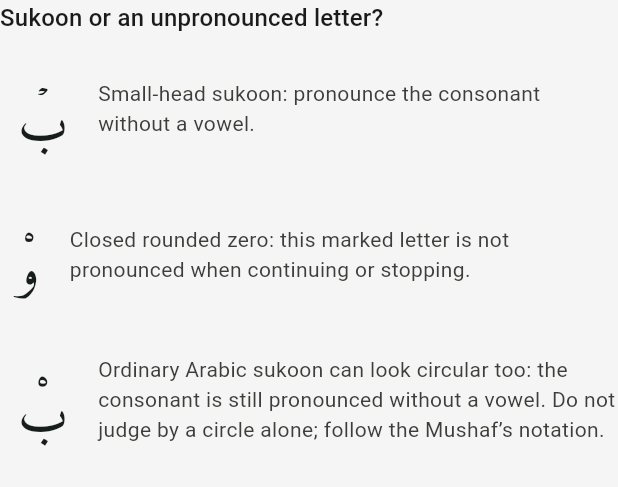
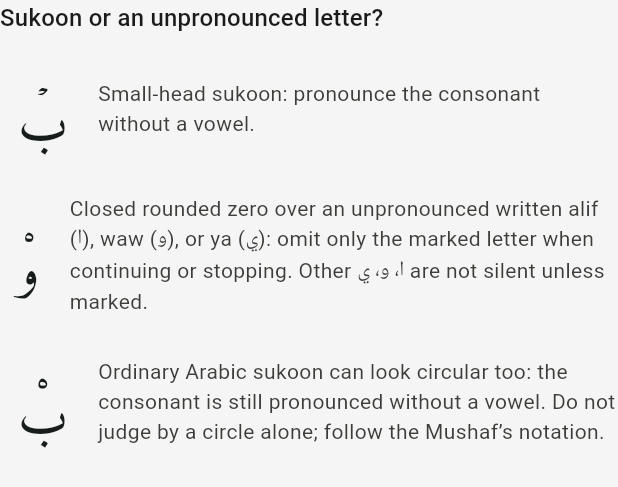
Before and after one commit to ahmed-ebaid/tajweed_app, a Flutter app: the SukoonComparison widget shown alone on an empty page, opened directly with empty values, on a phone screen of 412 x 824 dp. Shown: the top 487 px of the screen. Run offline on Flutter 3.47's test engine with Material 3 defaults, Android fonts, the phone set to English and light mode, and no system bars; our stand-ins replace connectivity_plus, dio, google_fonts, hive_flutter, just_audio, share_plus and 1 more; missing offline and left inert: app_attest; accounts and stored records are empty; network calls fail.

Commit message:
Clarify rounded-zero letter scope and submit build 97
Co-authored-by: Copilot App <223556219+Copilot@users.noreply.github.com>

```diff
--- a/lib/features/rules/rules_repository.dart
+++ b/lib/features/rules/rules_repository.dart
@@ -918,21 +918,21 @@ class RulesRepository {
       },
       descriptions: {
         'en':
-            'An extra letter in the Uthmani script that is written but not pronounced, often marked with the rounded zero (۟). In the Madani Mushaf, the closed rounded zero marks a letter omitted in both continuous reading and stopping; the small-head sukoon (ۡ) marks a consonant without a vowel. Ordinary Arabic sukoon can also be circular, as in بْ, but does not mean the letter is silent. Follow the Mushaf’s notation, not a circle’s appearance alone.',
+            'An extra letter in the Uthmani script that is written but not pronounced, often marked with the rounded zero (۟). In the Madani Mushaf, the closed rounded zero marks a letter omitted in both continuous reading and stopping; the small-head sukoon (ۡ) marks a consonant without a vowel. The rounded zero is used here over an unpronounced written alif (ا), waw (و), or ya (ي); it does not make every ا، و، ي silent—only the letter carrying the mark is omitted. Ordinary Arabic sukoon can also be circular, as in بْ, but does not mean the letter is silent. Follow the Mushaf’s notation, not a circle’s appearance alone.',
         'ar':
-            'حرف زائد يُكتب في رسم المصحف ولا يُنطق، وتدل عليه غالبًا علامة الصفر المستدير فوقه (۟). في ضبط المصحف المدني، يدل الصفر المستدير المغلق على حرف لا يُنطق وصلًا ولا وقفًا، أما السكون برأس حاء صغيرة (ۡ) فيدل على حرف بلا حركة. وقد يُرسم السكون في الكتابة العربية المعتادة دائرة مثل بْ، ولا يعني ذلك أن الحرف لا يُنطق. اتبع اصطلاح ضبط المصحف، لا شكل الدائرة وحده.',
+            'حرف زائد يُكتب في رسم المصحف ولا يُنطق، وتدل عليه غالبًا علامة الصفر المستدير فوقه (۟). في ضبط المصحف المدني، يدل الصفر المستدير المغلق على حرف لا يُنطق وصلًا ولا وقفًا؛ ويكون هنا فوق ألف (ا) أو واو (و) أو ياء (ي) زائدة في الرسم غير منطوقة. وليس معنى ذلك أن كل ألف أو واو أو ياء لا تُنطق؛ وإنما لا يُنطق الحرف الذي فوقه العلامة. أما السكون برأس حاء صغيرة (ۡ) فيدل على حرف بلا حركة. وقد يُرسم السكون في الكتابة العربية المعتادة دائرة مثل بْ، ولا يعني ذلك أن الحرف لا يُنطق. اتبع اصطلاح ضبط المصحف، لا شكل الدائرة وحده.',
         'ur':
-            'رسمِ عثمانی میں زائد لکھا جانے والا مگر تلاوت میں نہ پڑھا جانے والا حرف، جس پر عموماً صفرِ مستدیر (۟) ہوتا ہے۔ مدنی مصحف میں بند گول صفر والا حرف وصل اور وقف دونوں میں نہیں پڑھا جاتا؛ چھوٹے سرِ حاء والا سکون (ۡ) حرف پر حرکت نہ ہونے کی علامت ہے۔ عام عربی سکون بْ کی طرح گول بھی ہو سکتا ہے، مگر اس کا مطلب حرف کو چھوڑنا نہیں۔ مصحف کے ضبط کو دیکھیں، صرف دائرے کو نہیں۔',
+            'رسمِ عثمانی میں زائد لکھا جانے والا مگر تلاوت میں نہ پڑھا جانے والا حرف، جس پر عموماً صفرِ مستدیر (۟) ہوتا ہے۔ مدنی مصحف میں یہ بند گول صفر غیر ملفوظ زائد الف (ا)، واو (و)، یا یا (ي) پر آتا ہے؛ اس کا مطلب یہ نہیں کہ ہر الف، واو یا یا خاموش ہے—صرف نشان والا حرف نہیں پڑھا جاتا، وصل اور وقف دونوں میں۔ چھوٹے سرِ حاء والا سکون (ۡ) حرف پر حرکت نہ ہونے کی علامت ہے۔ عام عربی سکون بْ کی طرح گول بھی ہو سکتا ہے، مگر اس کا مطلب حرف کو چھوڑنا نہیں۔ مصحف کے ضبط کو دیکھیں، صرف دائرے کو نہیں۔',
         'tr':
-            'Uthmani yazımda yazıldığı hâlde okunmayan ek harf; çoğunlukla üzerindeki yuvarlak sıfır (۟) ile gösterilir. Medine Mushafında kapalı yuvarlak sıfır, vasılda ve vakıfta okunmayan harfi; küçük hâ başı biçimindeki sükûn (ۡ) ise harekesiz ünsüzü belirtir. Normal Arapça sükûn da بْ gibi dairesel olabilir, ancak harfin okunmadığı anlamına gelmez. Yalnız daireye değil, Mushafın işaretleme düzenine bakın.',
+            'Uthmani yazımda yazıldığı hâlde okunmayan ek harf; çoğunlukla üzerindeki yuvarlak sıfır (۟) ile gösterilir. Medine Mushafında bu işaret, okunmayan yazılı elif (ا), vav (و) veya ya (ي) üzerinde kullanılır; her ا، و، ي harfinin okunmadığı anlamına gelmez, yalnızca işaretli harf okunmaz. Kapalı yuvarlak sıfır vasılda ve vakıfta okunmayan harfi; küçük hâ başı biçimindeki sükûn (ۡ) ise harekesiz ünsüzü belirtir. Normal Arapça sükûn da بْ gibi dairesel olabilir, ancak harfin okunmadığı anlamına gelmez. Yalnız daireye değil, Mushafın işaretleme düzenine bakın.',
         'fr':
-            'Lettre ajoutée au rasm uthmani, écrite mais non prononcée, souvent marquée par un petit zéro rond (۟). Dans le Mushaf de Médine, le zéro rond fermé indique une lettre omise en continuant comme à l’arrêt ; le soukoun en petite tête de hâ (ۡ) indique une consonne sans voyelle. Le soukoun arabe ordinaire peut aussi être circulaire, comme dans بْ, sans rendre la lettre muette. Suivez la notation du Mushaf, pas le cercle seul.',
+            'Lettre ajoutée au rasm uthmani, écrite mais non prononcée, souvent marquée par un petit zéro rond (۟). Dans le Mushaf de Médine, ce signe apparaît sur un alif (ا), un waw (و) ou un ya (ي) écrit mais non prononcé ; il ne rend pas muettes toutes ces lettres, seulement celle qui porte le signe. Le zéro rond fermé indique une lettre omise en continuant comme à l’arrêt ; le soukoun en petite tête de hâ (ۡ) indique une consonne sans voyelle. Le soukoun arabe ordinaire peut aussi être circulaire, comme dans بْ, sans rendre la lettre muette. Suivez la notation du Mushaf, pas le cercle seul.',
         'id':
-            'Huruf tambahan dalam rasm Utsmani yang ditulis tetapi tidak dibaca, biasanya ditandai sifr mustadir (۟). Dalam Mushaf Madinah, nol bulat tertutup menandai huruf yang tidak dibaca saat wasal maupun waqaf; sukun berbentuk kepala ha kecil (ۡ) menandai konsonan tanpa vokal. Sukun Arab biasa juga bisa berbentuk lingkaran seperti بْ, tetapi bukan berarti hurufnya tidak dibaca. Ikuti tanda baca Mushaf, bukan lingkarannya saja.',
+            'Huruf tambahan dalam rasm Utsmani yang ditulis tetapi tidak dibaca, biasanya ditandai sifr mustadir (۟). Dalam Mushaf Madinah, tanda ini terdapat pada alif (ا), wau (و), atau ya (ي) tertulis yang tidak dibaca; bukan berarti semua ا، و، ي tidak dibaca—hanya huruf yang bertanda. Nol bulat tertutup menandai huruf yang tidak dibaca saat wasal maupun waqaf; sukun berbentuk kepala ha kecil (ۡ) menandai konsonan tanpa vokal. Sukun Arab biasa juga bisa berbentuk lingkaran seperti بْ, tetapi bukan berarti hurufnya tidak dibaca. Ikuti tanda baca Mushaf, bukan lingkarannya saja.',
         'de':
-            'Ein zusätzlicher Buchstabe im uthmanischen Schriftbild, der geschrieben, aber nicht gesprochen wird und oft mit dem runden Nullzeichen (۟) markiert ist. Im Medina-Mushaf kennzeichnet die geschlossene runde Null einen beim Weiterlesen wie beim Anhalten ausgelassenen Buchstaben; das Sukun in Form eines kleinen Ha-Kopfes (ۡ) einen Konsonanten ohne Vokal. Gewöhnliches arabisches Sukun kann wie in بْ ebenfalls kreisförmig sein, ohne den Buchstaben stumm zu machen. Die Zeichenkonvention des Mushaf beachten, nicht nur den Kreis.',
+            'Ein zusätzlicher Buchstabe im uthmanischen Schriftbild, der geschrieben, aber nicht gesprochen wird und oft mit dem runden Nullzeichen (۟) markiert ist. Im Medina-Mushaf steht dieses Zeichen über einem ungesprochenen geschriebenen Alif (ا), Waw (و) oder Ya (ي); es macht nicht alle ا، و، ي stumm, sondern nur den markierten Buchstaben. Die geschlossene runde Null kennzeichnet einen beim Weiterlesen wie beim Anhalten ausgelassenen Buchstaben; das Sukun in Form eines kleinen Ha-Kopfes (ۡ) einen Konsonanten ohne Vokal. Gewöhnliches arabisches Sukun kann wie in بْ ebenfalls kreisförmig sein, ohne den Buchstaben stumm zu machen. Die Zeichenkonvention des Mushaf beachten, nicht nur den Kreis.',
         'es':
-            'Una letra adicional del rasm uthmani que se escribe pero no se pronuncia, normalmente marcada con el cero redondo (۟). En el Mushaf de Medina, el cero redondo cerrado indica una letra omitida al continuar y al detenerse; el sukún con pequeña cabeza de ha (ۡ) indica una consonante sin vocal. El sukún árabe habitual también puede ser circular, como en بْ, sin que la letra sea muda. Siga la notación del Mushaf, no solo el círculo.',
+            'Una letra adicional del rasm uthmani que se escribe pero no se pronuncia, normalmente marcada con el cero redondo (۟). En el Mushaf de Medina, este signo aparece sobre un alif (ا), waw (و) o ya (ي) escrito que no se pronuncia; no vuelve mudas todas las ا، و، ي, solo la letra marcada. El cero redondo cerrado indica una letra omitida al continuar y al detenerse; el sukún con pequeña cabeza de ha (ۡ) indica una consonante sin vocal. El sukún árabe habitual también puede ser circular, como en بْ, sin que la letra sea muda. Siga la notación del Mushaf, no solo el círculo.',
       },
       exampleArabic: ['أُو۟لَـٰٓئِكَ', 'كَفَرُوا۟'],
       triggerLetters: [],
--- a/lib/features/rules/widgets/sukoon_comparison.dart
+++ b/lib/features/rules/widgets/sukoon_comparison.dart
@@ -11,49 +11,49 @@ class SukoonComparison extends StatelessWidget {
     'en': [
       'Sukoon or an unpronounced letter?',
       'Small-head sukoon: pronounce the consonant without a vowel.',
-      'Closed rounded zero: this marked letter is not pronounced when continuing or stopping.',
+      'Closed rounded zero over an unpronounced written alif (ا), waw (و), or ya (ي): omit only the marked letter when continuing or stopping. Other ا، و، ي are not silent unless marked.',
       'Ordinary Arabic sukoon can look circular too: the consonant is still pronounced without a vowel. Do not judge by a circle alone; follow the Mushaf’s notation.',
     ],
     'ar': [
       'سكون أم حرف لا يُنطق؟',
       'سكون برأس حاء صغيرة: يُنطق الحرف بلا حركة.',
-      'صفر مستدير مغلق: الحرف الذي يحمل هذه العلامة لا يُنطق وصلًا ولا وقفًا.',
+      'صفر مستدير مغلق فوق ألف (ا) أو واو (و) أو ياء (ي) زائدة غير منطوقة: لا يُنطق إلا الحرف الذي يحمل العلامة وصلًا ولا وقفًا. ولا تسكت سائر حروف ا، و، ي.',
       'قد يُرسم السكون في الكتابة العربية المعتادة دائرة أيضًا، لكن الحرف يُنطق بلا حركة. لا تحكم من شكل الدائرة وحده؛ اتبع اصطلاح ضبط المصحف.',
     ],
     'ur': [
       'سکون یا غیر ملفوظ حرف؟',
       'چھوٹے سرِ حاء والا سکون: حرف کو حرکت کے بغیر ادا کریں۔',
-      'بند گول صفر: اس نشان والا حرف وصل اور وقف دونوں میں نہیں پڑھا جاتا۔',
+      'بند گول صفر زائد اور غیر ملفوظ الف (ا)، واو (و)، یا یا (ي) پر: وصل اور وقف دونوں میں صرف نشان والا حرف نہیں پڑھا جاتا۔ باقی ا، و، ي خاموش نہیں ہوتے۔',
       'عام عربی سکون بھی گول دکھائی دے سکتا ہے، مگر حرف حرکت کے بغیر پڑھا جاتا ہے۔ صرف دائرہ دیکھ کر فیصلہ نہ کریں؛ مصحف کے ضبط کو دیکھیں۔',
     ],
     'tr': [
       'Sükûn mu, okunmayan harf mi?',
       'Küçük hâ başı biçimindeki sükûn: ünsüzü harekesiz okuyun.',
-      'Kapalı yuvarlak sıfır: işaretli harf vasılda da vakıfta da okunmaz.',
+      'Yazıda bulunan ancak okunmayan elif (ا), vav (و) veya ya (ي) üzerindeki kapalı yuvarlak sıfır: vasılda ve vakıfta yalnızca işaretli harf okunmaz. Diğer ا، و، ي harfleri işaret yoksa sessiz değildir.',
       'Normal Arapça sükûn da daire biçiminde olabilir; ünsüz yine harekesiz okunur. Yalnız daireye bakarak karar vermeyin; Mushafın işaretleme düzenini izleyin.',
     ],
     'fr': [
       'Soukoun ou lettre non prononcée ?',
       'Soukoun en petite tête de hâ : prononcez la consonne sans voyelle.',
-      'Zéro rond fermé : la lettre marquée ne se prononce ni en continuant ni à l’arrêt.',
+      'Zéro rond fermé sur un alif (ا), waw (و) ou ya (ي) écrit mais non prononcé : seule la lettre marquée est omise en continuant comme à l’arrêt. Les autres ا، و، ي ne sont pas muets sans ce signe.',
       'Le soukoun arabe ordinaire peut aussi être circulaire ; la consonne reste prononcée sans voyelle. Ne vous fiez pas au cercle seul ; suivez la notation du Mushaf.',
     ],
     'id': [
       'Sukun atau huruf yang tidak dibaca?',
       'Sukun berbentuk kepala ha kecil: ucapkan konsonan tanpa vokal.',
-      'Nol bulat tertutup: huruf bertanda ini tidak dibaca saat wasal maupun waqaf.',
+      'Nol bulat tertutup pada alif (ا), wau (و), atau ya (ي) tertulis yang tidak dibaca: hanya huruf bertanda yang diabaikan saat wasal maupun waqaf. ا، و، ي lainnya tidak diam jika tidak bertanda.',
       'Sukun Arab biasa juga dapat berbentuk lingkaran; konsonan tetap dibaca tanpa vokal. Jangan menilai dari lingkaran saja; ikuti tanda baca Mushaf.',
     ],
     'de': [
       'Sukun oder stummer Buchstabe?',
       'Sukun in Form eines kleinen Ha-Kopfes: den Konsonanten ohne Vokal aussprechen.',
-      'Geschlossene runde Null: der markierte Buchstabe wird weder beim Weiterlesen noch beim Anhalten ausgesprochen.',
+      'Geschlossene runde Null über einem geschriebenen, ungesprochenen Alif (ا), Waw (و) oder Ya (ي): Nur der markierte Buchstabe entfällt beim Weiterlesen und beim Anhalten. Andere ا، و، ي sind ohne dieses Zeichen nicht stumm.',
       'Auch gewöhnliches arabisches Sukun kann kreisförmig sein; der Konsonant wird trotzdem ohne Vokal gesprochen. Nicht allein nach dem Kreis urteilen; die Zeichenkonvention des Mushaf beachten.',
     ],
     'es': [
       '¿Sukún o letra no pronunciada?',
       'Sukún con forma de pequeña cabeza de ha: pronuncie la consonante sin vocal.',
-      'Cero redondo cerrado: la letra marcada no se pronuncia ni al continuar ni al detenerse.',
+      'Cero redondo cerrado sobre un alif (ا), waw (و) o ya (ي) escrito pero no pronunciado: solo se omite la letra marcada al continuar o detenerse. Las demás ا، و، ي no son mudas sin este signo.',
       'El sukún árabe habitual también puede ser circular; la consonante sigue pronunciándose sin vocal. No se guíe solo por el círculo; siga la notación del Mushaf.',
     ],
   };
--- a/pubspec.yaml
+++ b/pubspec.yaml
@@ -1,7 +1,7 @@
 name: tajweed_practice
 description: A multilingual Quran tajweed practice application
 publish_to: none
-version: 1.1.18+96
+version: 1.1.18+97
 
 environment:
   sdk: ">=3.12.0 <4.0.0"
```
Also changed, not shown: 2 other files.
